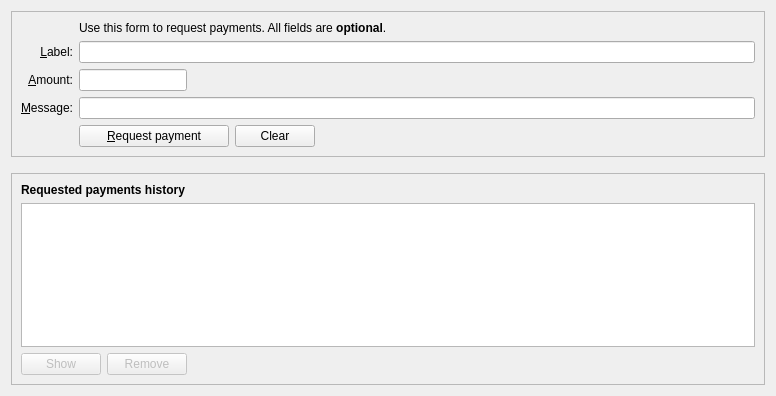
This is src/qt/forms/receivecoinsdialog.ui in chaintope/tapyrus-core as Qt 5 draws it before an edit. The edited form follows.
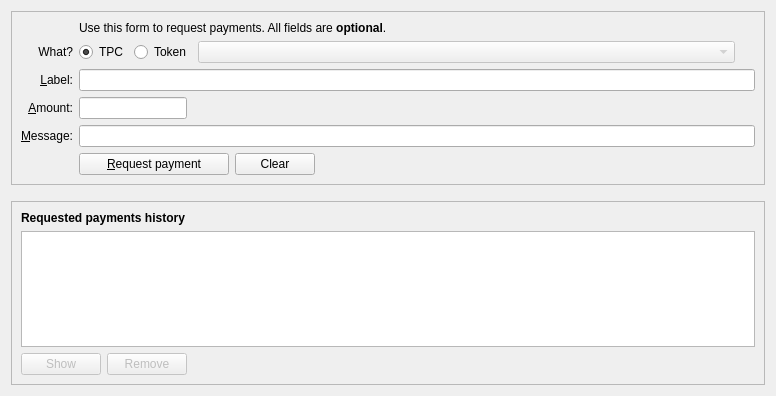
This is the edited form. Icons and pictures are not drawn. Custom widgets are drawn as their Qt base class.

Commit message:
Token send and receive (#396)
* Add colored coin send/receive GUI support

    - Add token (colored coin) selection to Send and Receive dialogs
    - Add colored coin balance display and token combo boxes
    - Add getAvailableBalance overload for colored coin filtering in prepareTransaction
    - Add token column to recent requests table
    - Remove SyncColorAddressBook (O(n²) scan replaced by address-book-driven approach)

* Review feedback - remove commented line checkSubtractFeeFromAmount. Change amount calculation in useAvailableBalance to be colour sensitive

```diff
--- a/src/qt/forms/receivecoinsdialog.ui
+++ b/src/qt/forms/receivecoinsdialog.ui
@@ -74,6 +74,81 @@
           </property>
          </widget>
         </item>
+        <item row="3" column="0">
+         <widget class="QLabel" name="labelToken">
+          <property name="text">
+           <string>What?</string>
+          </property>
+          <property name="alignment">
+           <set>Qt::AlignRight|Qt::AlignTrailing|Qt::AlignVCenter</set>
+          </property>
+          <property name="buddy">
+           <cstring>reqToken</cstring>
+          </property>
+         </widget>
+        </item>
+        <item row="3" column="2">
+         <layout class="QHBoxLayout" name="tokenSelectionLayout">
+          <property name="leftMargin">
+           <number>0</number>
+          </property>
+          <property name="topMargin">
+           <number>0</number>
+          </property>
+          <property name="rightMargin">
+           <number>0</number>
+          </property>
+          <property name="bottomMargin">
+           <number>0</number>
+          </property>
+          <item>
+           <widget class="QRadioButton" name="radioTPC">
+            <property name="text">
+             <string>TPC</string>
+            </property>
+            <property name="checked">
+             <bool>true</bool>
+            </property>
+           </widget>
+          </item>
+          <item>
+           <widget class="QRadioButton" name="radioToken">
+            <property name="text">
+             <string>Token</string>
+            </property>
+           </widget>
+          </item>
+          <item>
+           <widget class="QComboBox" name="reqToken">
+            <property name="enabled">
+             <bool>false</bool>
+            </property>
+            <property name="toolTip">
+             <string>Select a token to generate a colored receiving address for</string>
+            </property>
+            <property name="sizePolicy">
+             <sizepolicy hsizetype="Expanding" vsizetype="Fixed">
+              <horstretch>1</horstretch>
+              <verstretch>0</verstretch>
+             </sizepolicy>
+            </property>
+           </widget>
+          </item>
+          <item>
+           <spacer name="tokenSelectionSpacer">
+            <property name="orientation">
+             <enum>Qt::Horizontal</enum>
+            </property>
+            <property name="sizeHint" stdset="0">
+             <size>
+              <width>20</width>
+              <height>20</height>
+             </size>
+            </property>
+           </spacer>
+          </item>
+         </layout>
+        </item>
         <item row="4" column="0">
          <widget class="QLabel" name="label_2">
           <property name="toolTip">
```
The commit also changes 17 other files.
